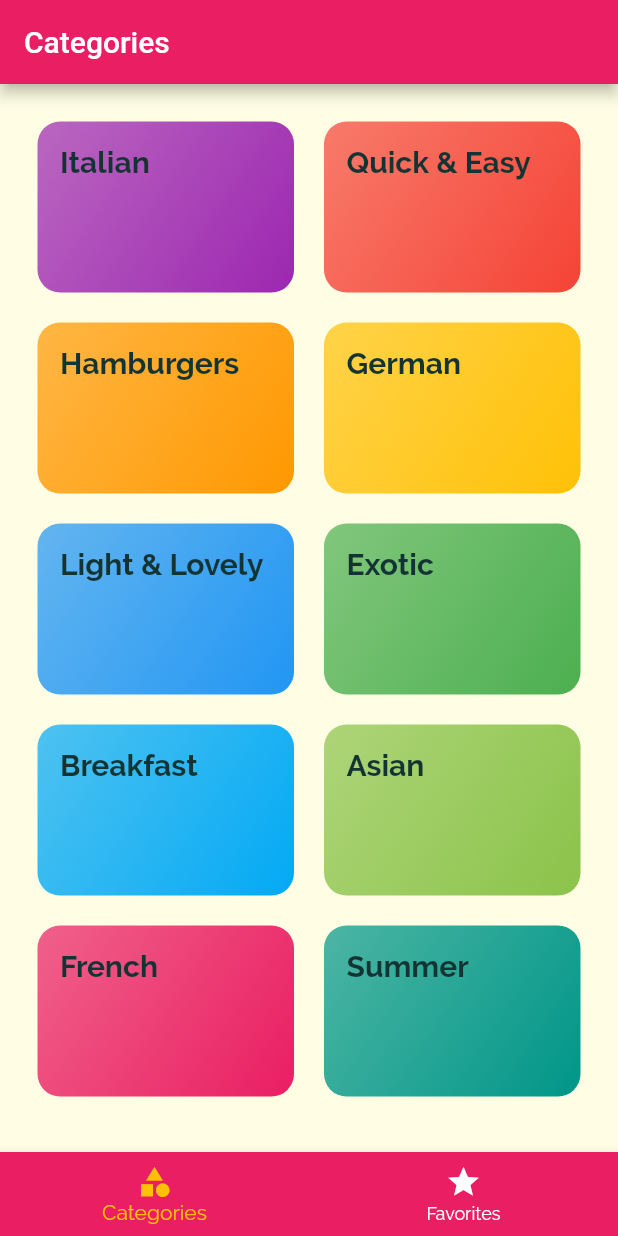
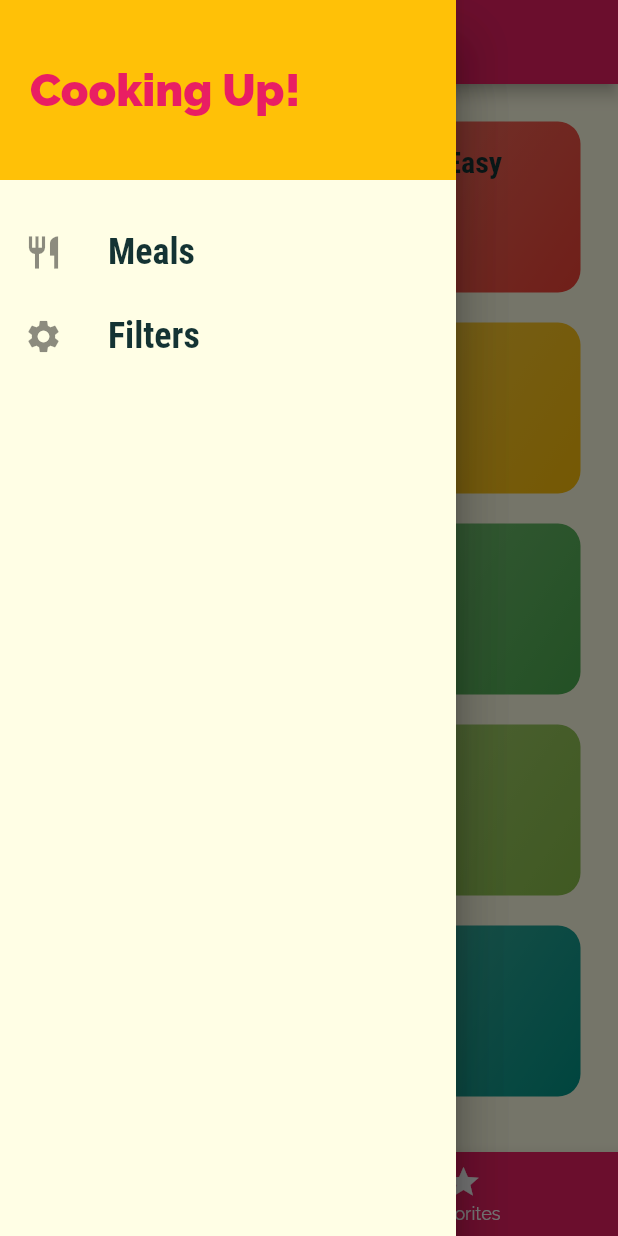
Before and after one commit to Akmalismail/udemy-flutter, a Flutter app: the screen it shows after launch, with the side drawer open (before the commit the screen has no drawer), on a phone screen of 412 x 824 dp. Run offline on Flutter 3.47's test engine with Material 2 defaults, Android fonts, the phone set to English and light mode, and no system bars.

Commit message:
175. Adding a Custom Drawer

```diff
--- a/lib/main.dart
+++ b/lib/main.dart
@@ -29,7 +29,7 @@ class MyApp extends StatelessWidget {
               ),
               headline4: TextStyle(
                 fontSize: 20,
-                // fontFamily: 'RobotoCondensed',
+                fontFamily: 'RobotoCondensed',
                 fontWeight: FontWeight.bold,
                 color: Color.fromRGBO(20, 51, 51, 1),
               ),
--- a/lib/screens/tabs_screen.dart
+++ b/lib/screens/tabs_screen.dart
@@ -2,6 +2,7 @@ import 'package:flutter/material.dart';
 
 import './categories_screen.dart';
 import './favorites_screen.dart';
+import '../widgets/main_drawer.dart';
 
 class TabsScreen extends StatefulWidget {
   @override
@@ -33,6 +34,9 @@ class _TabsScreenState extends State<TabsScreen> {
       appBar: AppBar(
         title: Text(_pages[_selectedPageIndex]['title']),
       ),
+      drawer: Drawer(
+        child: MainDrawer(),
+      ),
       body: _pages[_selectedPageIndex]['page'],
       bottomNavigationBar: BottomNavigationBar(
         onTap: (index) => _selectPage(index),
--- /dev/null
+++ b/lib/widgets/main_drawer.dart
@@ -0,0 +1,53 @@
+import 'package:flutter/material.dart';
+
+class MainDrawer extends StatelessWidget {
+  Widget buildListTile(String title, IconData icon) {
+    return ListTile(
+      leading: Icon(
+        icon,
+        size: 26,
+      ),
+      title: Text(
+        title,
+        style: TextStyle(
+          fontFamily: 'RobotoCondensed',
+          fontSize: 24,
+          fontWeight: FontWeight.bold,
+        ),
+      ),
+      onTap: () {
+        // ...
+      },
+    );
+  }
+
+  @override
+  Widget build(BuildContext context) {
+    return Drawer(
+      child: Column(
+        children: [
+          Container(
+            height: 120,
+            width: double.infinity,
+            padding: const EdgeInsets.all(20),
+            alignment: Alignment.centerLeft,
+            color: Theme.of(context).colorScheme.secondary,
+            child: Text(
+              'Cooking Up!',
+              style: TextStyle(
+                fontWeight: FontWeight.w900,
+                fontSize: 30,
+                color: Theme.of(context).primaryColor,
+              ),
+            ),
+          ),
+          SizedBox(
+            height: 20,
+          ),
+          buildListTile('Meals', Icons.restaurant),
+          buildListTile('Filters', Icons.settings),
+        ],
+      ),
+    );
+  }
+}
```
